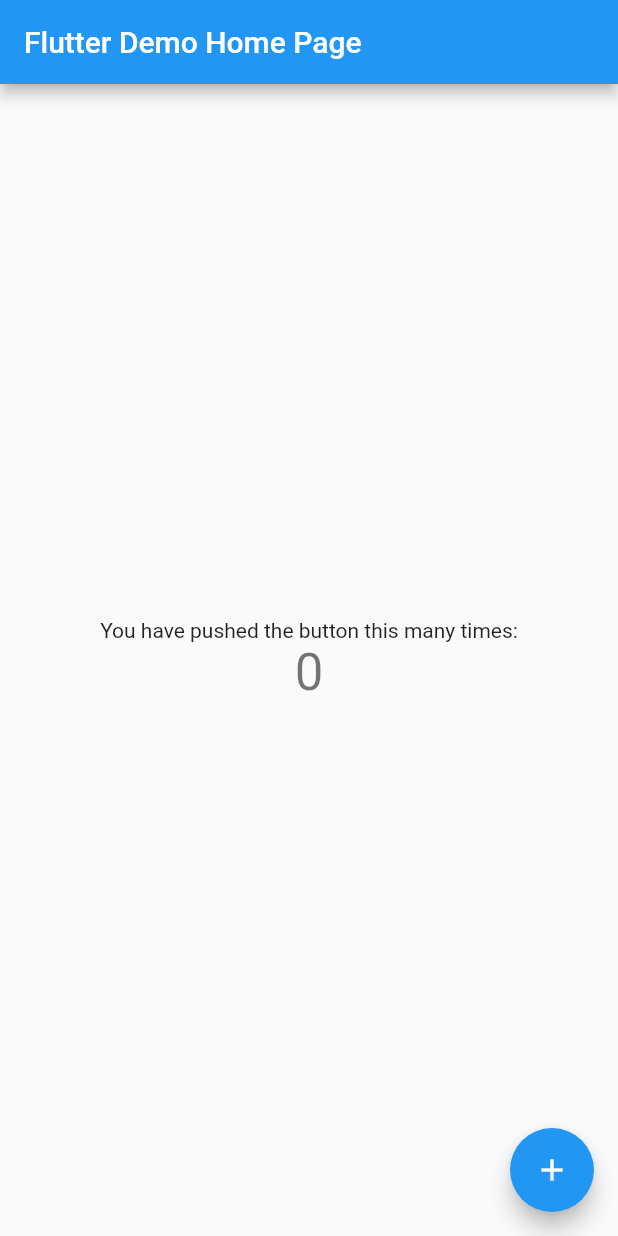
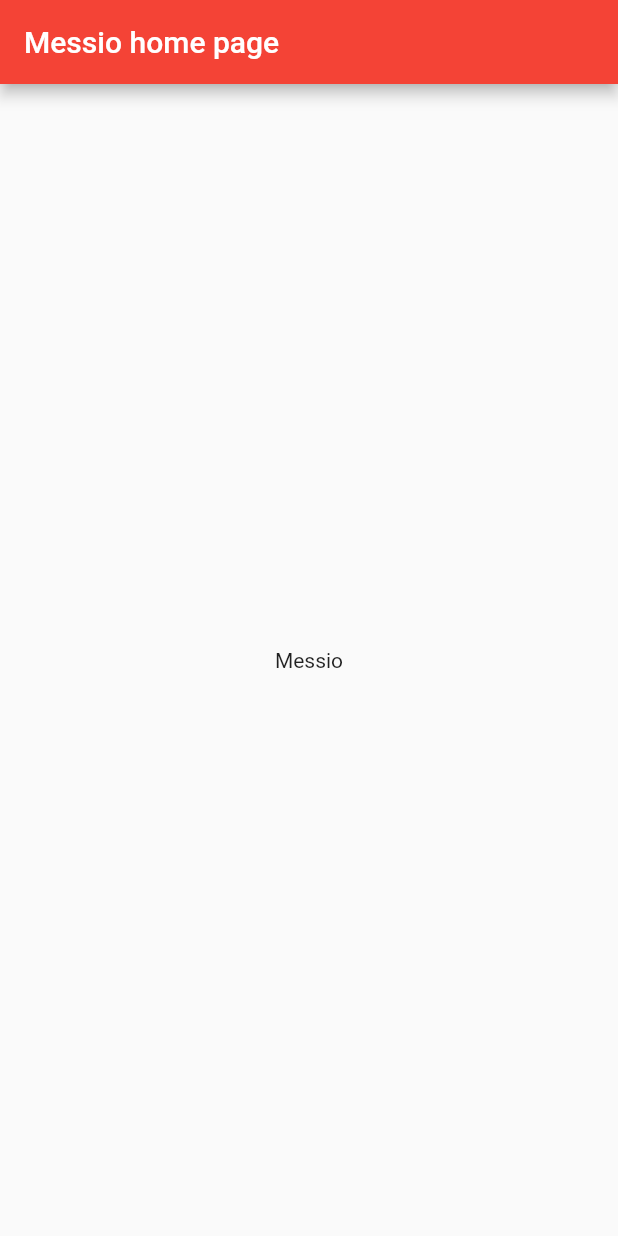
Before and after one commit to E-jarod/messio, a Flutter app: the screen it shows after launch, on a phone screen of 412 x 824 dp. Run offline on Flutter 3.47's test engine with Material 2 defaults, Android fonts, the phone set to English and light mode, and no system bars.

Commit message:
refactor init

```diff
--- /dev/null
+++ b/lib/app.dart
@@ -0,0 +1,16 @@
+import 'package:flutter/material.dart';
+
+import './routes/home/home.dart';
+
+class MessioApp extends StatelessWidget {
+  const MessioApp();
+
+  @override
+  Widget build(BuildContext context) {
+    return MaterialApp(
+      title: 'Messio',
+      theme: ThemeData(primarySwatch: Colors.red),
+      home: const HomePage(),
+    );
+  }
+}
--- a/lib/main.dart
+++ b/lib/main.dart
@@ -1,113 +1,7 @@
 import 'package:flutter/material.dart';
 
+import './app.dart';
+
 void main() {
-  runApp(MyApp());
+  runApp(const MessioApp());
 }
-
-class MyApp extends StatelessWidget {
-  // This widget is the root of your application.
-  @override
-  Widget build(BuildContext context) {
-    return MaterialApp(
-      title: 'Flutter Demo',
-      theme: ThemeData(
-        // This is the theme of your application.
-        //
-        // Try running your application with "flutter run". You'll see the
-        // application has a blue toolbar. Then, without quitting the app, try
-        // changing the primarySwatch below to Colors.green and then invoke
-        // "hot reload" (press "r" in the console where you ran "flutter run",
-        // or simply save your changes to "hot reload" in a Flutter IDE).
-        // Notice that the counter didn't reset back to zero; the application
-        // is not restarted.
-        primarySwatch: Colors.blue,
-      ),
-      home: MyHomePage(title: 'Flutter Demo Home Page'),
-    );
-  }
-}
-
-class MyHomePage extends StatefulWidget {
-  MyHomePage({Key? key, required this.title}) : super(key: key);
-
-  // This widget is the home page of your application. It is stateful, meaning
-  // that it has a State object (defined below) that contains fields that affect
-  // how it looks.
-
-  // This class is the configuration for the state. It holds the values (in this
-  // case the title) provided by the parent (in this case the App widget) and
-  // used by the build method of the State. Fields in a Widget subclass are
-  // always marked "final".
-
-  final String title;
-
-  @override
-  _MyHomePageState createState() => _MyHomePageState();
-}
-
-class _MyHomePageState extends State<MyHomePage> {
-  int _counter = 0;
-
-  void _incrementCounter() {
-    setState(() {
-      // This call to setState tells the Flutter framework that something has
-      // changed in this State, which causes it to rerun the build method below
-      // so that the display can reflect the updated values. If we changed
-      // _counter without calling setState(), then the build method would not be
-      // called again, and so nothing would appear to happen.
-      _counter++;
-    });
-  }
-
-  @override
-  Widget build(BuildContext context) {
-    // This method is rerun every time setState is called, for instance as done
-    // by the _incrementCounter method above.
-    //
-    // The Flutter framework has been optimized to make rerunning build methods
-    // fast, so that you can just rebuild anything that needs updating rather
-    // than having to individually change instances of widgets.
-    return Scaffold(
-      appBar: AppBar(
-        // Here we take the value from the MyHomePage object that was created by
-        // the App.build method, and use it to set our appbar title.
-        title: Text(widget.title),
-      ),
-      body: Center(
-        // Center is a layout widget. It takes a single child and positions it
-        // in the middle of the parent.
-        child: Column(
-          // Column is also a layout widget. It takes a list of children and
-          // arranges them vertically. By default, it sizes itself to fit its
-          // children horizontally, and tries to be as tall as its parent.
-          //
-          // Invoke "debug painting" (press "p" in the console, choose the
-          // "Toggle Debug Paint" action from the Flutter Inspector in Android
-          // Studio, or the "Toggle Debug Paint" command in Visual Studio Code)
-          // to see the wireframe for each widget.
-          //
-          // Column has various properties to control how it sizes itself and
-          // how it positions its children. Here we use mainAxisAlignment to
-          // center the children vertically; the main axis here is the vertical
-          // axis because Columns are vertical (the cross axis would be
-          // horizontal).
-          mainAxisAlignment: MainAxisAlignment.center,
-          children: <Widget>[
-            Text(
-              'You have pushed the button this many times:',
-            ),
-            Text(
-              '$_counter',
-              style: Theme.of(context).textTheme.headline4,
-            ),
-          ],
-        ),
-      ),
-      floatingActionButton: FloatingActionButton(
-        onPressed: _incrementCounter,
-        tooltip: 'Increment',
-        child: Icon(Icons.add),
-      ), // This trailing comma makes auto-formatting nicer for build methods.
-    );
-  }
-}
--- /dev/null
+++ b/lib/routes/home/home.dart
@@ -0,0 +1,18 @@
+import 'package:flutter/material.dart';
+
+class HomePage extends StatelessWidget {
+  const HomePage({Key? key}) : super(key: key);
+
+  @override
+  Widget build(BuildContext context) {
+    return Scaffold(
+      appBar: AppBar(title: const Text('Messio home page')),
+      body: Center(
+        child: Column(
+          mainAxisAlignment: MainAxisAlignment.center,
+          children: const <Widget>[Text('Messio')],
+        ),
+      ),
+    );
+  }
+}
```
Also changed, not shown: 1 other file.
